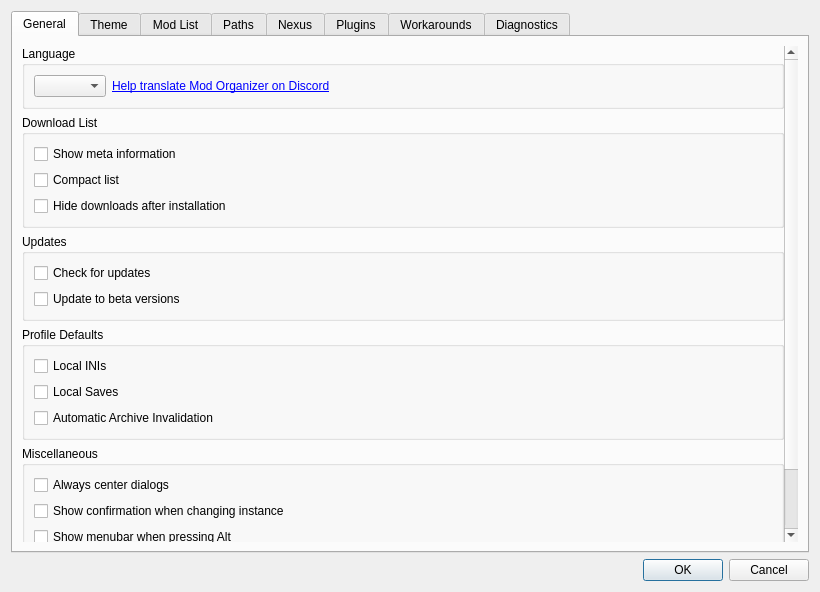
The window that src/settingsdialog.ui (ModOrganizer2/modorganizer) describes before a commit, drawn with Qt 5.
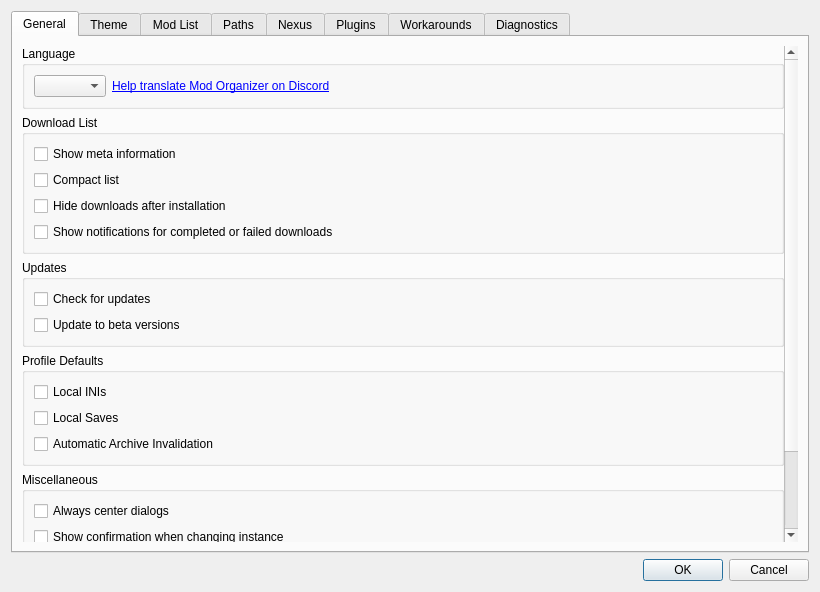
The same window after the commit. Icons and pictures are not drawn. Custom widgets are drawn as their Qt base class.

Commit message: Add setting to show notifications when downloads complete or fail

What changed in the file:
```diff
--- a/src/settingsdialog.ui
+++ b/src/settingsdialog.ui
@@ -166,6 +166,19 @@
                 </property>
                </widget>
               </item>
+              <item>
+               <widget class="QCheckBox" name="showDownloadNotificationsBox">
+                <property name="toolTip">
+                 <string>Show notifications when downloads complete or fail.</string>
+                </property>
+                <property name="whatsThis">
+                 <string>Show notifications when downloads complete or fail.</string>
+                </property>
+                <property name="text">
+                 <string>Show notifications for completed or failed downloads</string>
+                </property>
+               </widget>
+              </item>
              </layout>
             </widget>
            </item>
```
Left out of the diff: 4 changed lines with no effect on the pictures. The commit also changes 12 other files.
